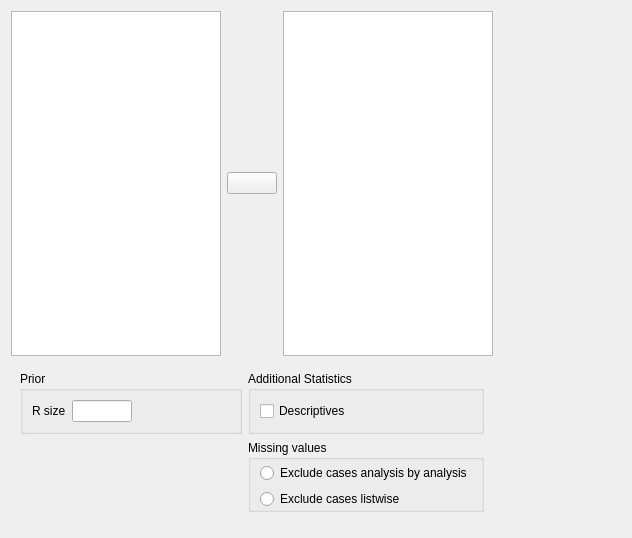
This is JASP-Desktop/analysisforms/ttestbayesianpairedsamplesform.ui in jasp-stats/jasp-desktop as Qt 5 draws it before an edit. The edited form follows.
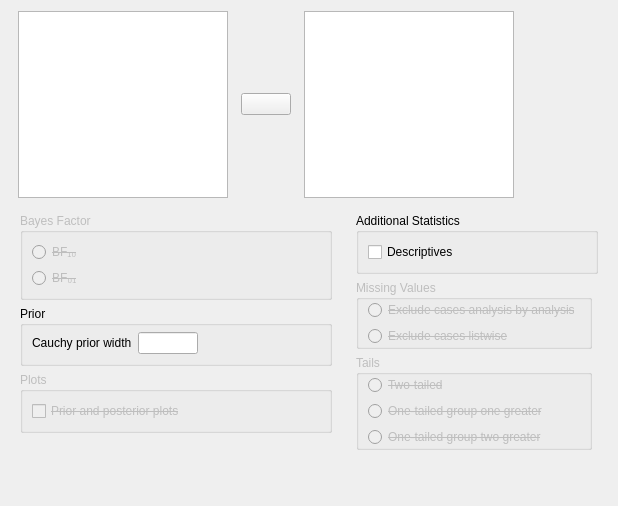
This is the edited form. Custom widgets are drawn as their Qt base class.

Patch:
```diff
--- a/JASP-Desktop/analysisforms/ttestbayesianpairedsamplesform.ui
+++ b/JASP-Desktop/analysisforms/ttestbayesianpairedsamplesform.ui
@@ -6,59 +6,316 @@
    <rect>
     <x>0</x>
     <y>0</y>
-    <width>632</width>
-    <height>538</height>
+    <width>618</width>
+    <height>506</height>
    </rect>
   </property>
   <property name="windowTitle">
    <string>Form</string>
   </property>
-  <layout class="QGridLayout" name="gridLayout">
-   <item row="1" column="0" colspan="3">
-    <widget class="QWidget" name="widget_2" native="true">
-     <layout class="QGridLayout" name="gridLayout_5">
+  <layout class="QGridLayout" name="gridLayout_10">
+   <item row="0" column="0">
+    <widget class="QWidget" name="widget_4" native="true">
+     <layout class="QGridLayout" name="gridLayout">
+      <property name="leftMargin">
+       <number>0</number>
+      </property>
+      <property name="topMargin">
+       <number>0</number>
+      </property>
+      <property name="rightMargin">
+       <number>0</number>
+      </property>
+      <property name="bottomMargin">
+       <number>0</number>
+      </property>
+      <item row="0" column="0">
+       <widget class="AvailableFieldsListView" name="availableFields">
+        <property name="maximumSize">
+         <size>
+          <width>210</width>
+          <height>16777215</height>
+         </size>
+        </property>
+       </widget>
+      </item>
       <item row="0" column="1">
-       <widget class="QGroupBox" name="groupBox_7">
-        <property name="title">
-         <string>Additional Statistics</string>
+       <widget class="AssignButton" name="assignButton">
+        <property name="maximumSize">
+         <size>
+          <width>50</width>
+          <height>16777215</height>
+         </size>
         </property>
-        <property name="flat">
-         <bool>true</bool>
+        <property name="text">
+         <string/>
         </property>
+       </widget>
+      </item>
+      <item row="0" column="2">
+       <widget class="BoundPairsTable" name="pairs">
+        <property name="maximumSize">
+         <size>
+          <width>210</width>
+          <height>16777215</height>
+         </size>
+        </property>
+       </widget>
+      </item>
+     </layout>
+    </widget>
+   </item>
+   <item row="0" column="1">
+    <widget class="QWidget" name="widget" native="true">
+     <property name="minimumSize">
+      <size>
+       <width>80</width>
+       <height>0</height>
+      </size>
+     </property>
+    </widget>
+   </item>
+   <item row="1" column="0" colspan="2">
+    <widget class="QWidget" name="options" native="true">
+     <layout class="QGridLayout" name="gridLayout_8">
+      <property name="leftMargin">
+       <number>0</number>
+      </property>
+      <property name="topMargin">
+       <number>0</number>
+      </property>
+      <property name="rightMargin">
+       <number>0</number>
+      </property>
+      <property name="bottomMargin">
+       <number>0</number>
+      </property>
+      <item row="0" column="0">
+       <widget class="QWidget" name="widget_2" native="true">
+        <layout class="QGridLayout" name="gridLayout_5">
+         <item row="2" column="0">
+          <widget class="QGroupBox" name="groupBox_2">
+           <property name="enabled">
+            <bool>false</bool>
+           </property>
+           <property name="title">
+            <string>Plots</string>
+           </property>
+           <property name="flat">
+            <bool>true</bool>
+           </property>
+           <layout class="QGridLayout" name="gridLayout_12">
+            <item row="0" column="0">
+             <widget class="BoundCheckBox" name="plots">
+              <property name="font">
+               <font>
+                <strikeout>true</strikeout>
+               </font>
+              </property>
+              <property name="text">
+               <string>Prior and posterior plots</string>
+              </property>
+             </widget>
+            </item>
+           </layout>
+          </widget>
+         </item>
+         <item row="3" column="0">
+          <spacer name="verticalSpacer">
+           <property name="orientation">
+            <enum>Qt::Vertical</enum>
+           </property>
+           <property name="sizeHint" stdset="0">
+            <size>
+             <width>20</width>
+             <height>40</height>
+            </size>
+           </property>
+          </spacer>
+         </item>
+         <item row="1" column="0">
+          <widget class="QGroupBox" name="groupBox">
+           <property name="title">
+            <string>Prior</string>
+           </property>
+           <property name="flat">
+            <bool>true</bool>
+           </property>
+           <layout class="QGridLayout" name="gridLayout_11">
+            <property name="topMargin">
+             <number>6</number>
+            </property>
+            <item row="0" column="2">
+             <spacer name="horizontalSpacer_2">
+              <property name="orientation">
+               <enum>Qt::Horizontal</enum>
+              </property>
+              <property name="sizeHint" stdset="0">
+               <size>
+                <width>81</width>
+                <height>20</height>
+               </size>
+              </property>
+             </spacer>
+            </item>
+            <item row="0" column="0">
+             <widget class="QLabel" name="label">
+              <property name="text">
+               <string>Cauchy prior width</string>
+              </property>
+             </widget>
+            </item>
+            <item row="0" column="1">
+             <widget class="BoundTextBox" name="priorWidth">
+              <property name="minimumSize">
+               <size>
+                <width>60</width>
+                <height>0</height>
+               </size>
+              </property>
+              <property name="maximumSize">
+               <size>
+                <width>60</width>
+                <height>16777215</height>
+               </size>
+              </property>
+             </widget>
+            </item>
+           </layout>
+          </widget>
+         </item>
+         <item row="0" column="0">
+          <widget class="BoundGroupBox" name="bayesFactorType">
+           <property name="enabled">
+            <bool>false</bool>
+           </property>
+           <property name="title">
+            <string>Bayes Factor</string>
+           </property>
+           <property name="flat">
+            <bool>true</bool>
+           </property>
+           <layout class="QGridLayout" name="gridLayout_13">
+            <item row="1" column="0">
+             <widget class="QRadioButton" name="_2">
+              <property name="font">
+               <font>
+                <strikeout>true</strikeout>
+               </font>
+              </property>
+              <property name="text">
+               <string>BF₀₁</string>
+              </property>
+             </widget>
+            </item>
+            <item row="0" column="0">
+             <widget class="QRadioButton" name="_1">
+              <property name="font">
+               <font>
+                <strikeout>true</strikeout>
+               </font>
+              </property>
+              <property name="text">
+               <string>BF₁₀</string>
+              </property>
+             </widget>
+            </item>
+           </layout>
+          </widget>
+         </item>
+        </layout>
+       </widget>
+      </item>
+      <item row="0" column="1">
+       <widget class="QWidget" name="widget_3" native="true">
         <layout class="QGridLayout" name="gridLayout_2">
          <item row="0" column="0" colspan="2">
-          <widget class="BoundCheckBox" name="descriptives">
-           <property name="text">
-            <string>Descriptives</string>
+          <widget class="QGroupBox" name="groupBox_7">
+           <property name="title">
+            <string>Additional Statistics</string>
            </property>
+           <property name="flat">
+            <bool>true</bool>
+           </property>
+           <layout class="QGridLayout" name="gridLayout_3">
+            <item row="0" column="0" colspan="2">
+             <widget class="BoundCheckBox" name="descriptives">
+              <property name="text">
+               <string>Descriptives</string>
+              </property>
+             </widget>
+            </item>
+           </layout>
           </widget>
          </item>
-        </layout>
-       </widget>
-      </item>
-      <item row="1" column="1">
-       <widget class="QGroupBox" name="groupBox_9">
-        <property name="title">
-         <string>Missing values</string>
-        </property>
-        <property name="flat">
-         <bool>true</bool>
-        </property>
-        <layout class="QGridLayout" name="gridLayout_4">
-         <property name="leftMargin">
-          <number>0</number>
-         </property>
-         <property name="topMargin">
-          <number>3</number>
-         </property>
-         <property name="rightMargin">
-          <number>0</number>
-         </property>
-         <property name="bottomMargin">
-          <number>0</number>
-         </property>
-         <item row="0" column="0">
-          <widget class="BoundGroupBox" name="missingValues" native="true">
+         <item row="2" column="0">
+          <widget class="QGroupBox" name="tails">
+           <property name="enabled">
+            <bool>false</bool>
+           </property>
+           <property name="title">
+            <string>Tails</string>
+           </property>
+           <property name="flat">
+            <bool>true</bool>
+           </property>
+           <layout class="QGridLayout" name="gridLayout_9">
+            <property name="topMargin">
+             <number>0</number>
+            </property>
+            <property name="bottomMargin">
+             <number>0</number>
+            </property>
+            <item row="2" column="0">
+             <widget class="QRadioButton" name="_3oneTailedLessThan">
+              <property name="font">
+               <font>
+                <strikeout>true</strikeout>
+               </font>
+              </property>
+              <property name="text">
+               <string>One-tailed group two greater</string>
+              </property>
+             </widget>
+            </item>
+            <item row="1" column="0">
+             <widget class="QRadioButton" name="_2oneTailedGreaterThan">
+              <property name="font">
+               <font>
+                <strikeout>true</strikeout>
+               </font>
+              </property>
+              <property name="text">
+               <string>One-tailed group one greater</string>
+              </property>
+             </widget>
+            </item>
+            <item row="0" column="0">
+             <widget class="QRadioButton" name="_1twoTailed">
+              <property name="font">
+               <font>
+                <strikeout>true</strikeout>
+               </font>
+              </property>
+              <property name="text">
+               <string>Two-tailed</string>
+              </property>
+             </widget>
+            </item>
+           </layout>
+          </widget>
+         </item>
+         <item row="1" column="0">
+          <widget class="QGroupBox" name="missingValues">
+           <property name="enabled">
+            <bool>false</bool>
+           </property>
+           <property name="title">
+            <string>Missing Values</string>
+           </property>
+           <property name="flat">
+            <bool>true</bool>
+           </property>
            <layout class="QGridLayout" name="gridLayout_6">
             <property name="topMargin">
              <number>0</number>
@@ -68,6 +325,11 @@
             </property>
             <item row="0" column="0">
              <widget class="QRadioButton" name="_1excludeAnalysisByAnalysis">
+              <property name="font">
+               <font>
+                <strikeout>true</strikeout>
+               </font>
+              </property>
               <property name="text">
                <string>Exclude cases analysis by analysis</string>
               </property>
@@ -75,6 +337,11 @@
             </item>
             <item row="1" column="0">
              <widget class="QRadioButton" name="_2excludeListwise">
+              <property name="font">
+               <font>
+                <strikeout>true</strikeout>
+               </font>
+              </property>
               <property name="text">
                <string>Exclude cases listwise</string>
               </property>
@@ -83,103 +350,25 @@
            </layout>
           </widget>
          </item>
-        </layout>
-       </widget>
-      </item>
-      <item row="0" column="0">
-       <widget class="QGroupBox" name="groupBox">
-        <property name="title">
-         <string>Prior</string>
-        </property>
-        <property name="flat">
-         <bool>true</bool>
-        </property>
-        <layout class="QGridLayout" name="gridLayout_11">
-         <item row="0" column="0">
-          <widget class="QLabel" name="label">
-           <property name="text">
-            <string>R size</string>
-           </property>
-          </widget>
-         </item>
-         <item row="0" column="2">
-          <spacer name="horizontalSpacer_2">
+         <item row="3" column="0">
+          <spacer name="verticalSpacer_2">
            <property name="orientation">
-            <enum>Qt::Horizontal</enum>
+            <enum>Qt::Vertical</enum>
            </property>
            <property name="sizeHint" stdset="0">
             <size>
-             <width>91</width>
-             <height>20</height>
+             <width>20</width>
+             <height>40</height>
             </size>
            </property>
           </spacer>
          </item>
-         <item row="0" column="1">
-          <widget class="BoundTextBox" name="rSize">
-           <property name="minimumSize">
-            <size>
-             <width>60</width>
-             <height>0</height>
-            </size>
-           </property>
-           <property name="maximumSize">
-            <size>
-             <width>60</width>
-             <height>16777215</height>
-            </size>
-           </property>
-          </widget>
-         </item>
         </layout>
        </widget>
       </item>
      </layout>
     </widget>
    </item>
-   <item row="0" column="3" rowspan="3">
-    <widget class="QWidget" name="widget" native="true">
-     <property name="minimumSize">
-      <size>
-       <width>80</width>
-       <height>0</height>
-      </size>
-     </property>
-    </widget>
-   </item>
-   <item row="0" column="1">
-    <widget class="AssignButton" name="assignButton">
-     <property name="maximumSize">
-      <size>
-       <width>50</width>
-       <height>16777215</height>
-      </size>
-     </property>
-     <property name="text">
-      <string/>
-     </property>
-    </widget>
-   </item>
-   <item row="0" column="0">
-    <widget class="AvailableFieldsListView" name="availableFields">
-     <property name="maximumSize">
-      <size>
-       <width>210</width>
-       <height>16777215</height>
-      </size>
-     </property>
-    </widget>
-   </item>
-   <item row="0" column="2">
-    <widget class="BoundPairsTable" name="pairs">
-     <property name="maximumSize">
-      <size>
-       <width>210</width>
-       <height>16777215</height>
-      </size>
-     </property>
-    </widget>
-   </item>
   </layout>
  </widget>
  <customwidgets>
@@ -198,12 +387,6 @@
    <extends>QCheckBox</extends>
    <header>widgets/boundcheckbox.h</header>
   </customwidget>
-  <customwidget>
-   <class>BoundGroupBox</class>
-   <extends>QWidget</extends>
-   <header>widgets/boundgroupbox.h</header>
-   <container>1</container>
-  </customwidget>
   <customwidget>
    <class>BoundTextBox</class>
    <extends>QLineEdit</extends>
@@ -214,6 +397,12 @@
    <extends>QTableView</extends>
    <header>widgets/boundpairstable.h</header>
   </customwidget>
+  <customwidget>
+   <class>BoundGroupBox</class>
+   <extends>QGroupBox</extends>
+   <header>widgets/boundgroupbox.h</header>
+   <container>1</container>
+  </customwidget>
  </customwidgets>
  <resources/>
  <connections/>
```
